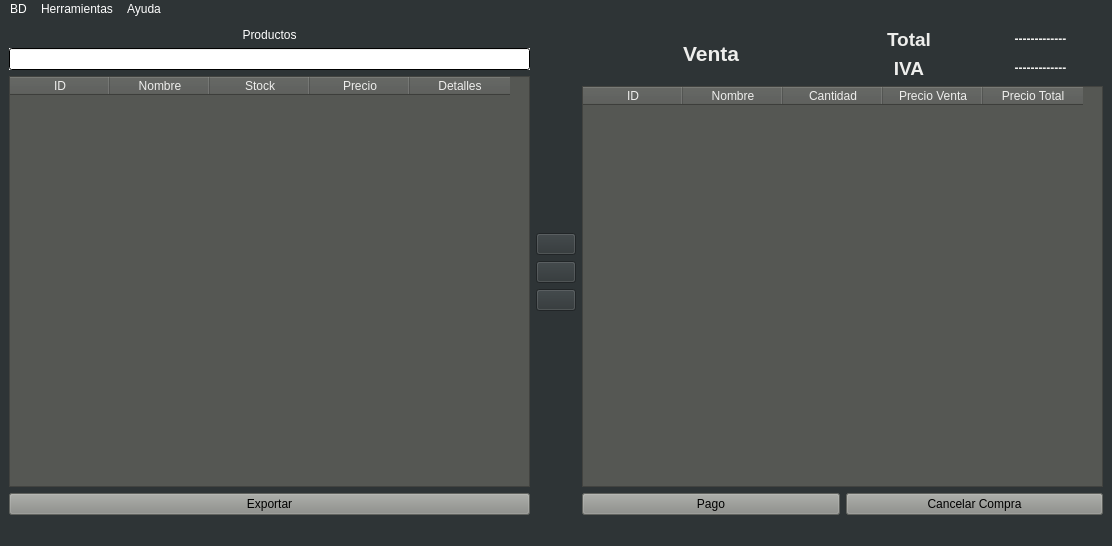
Above: src/ArchivosUi/VentanaPricipalGui.ui from Jonathan-Lara-Hurtado/PuntoDeVentaGallito before the change. Below: the same form after it.
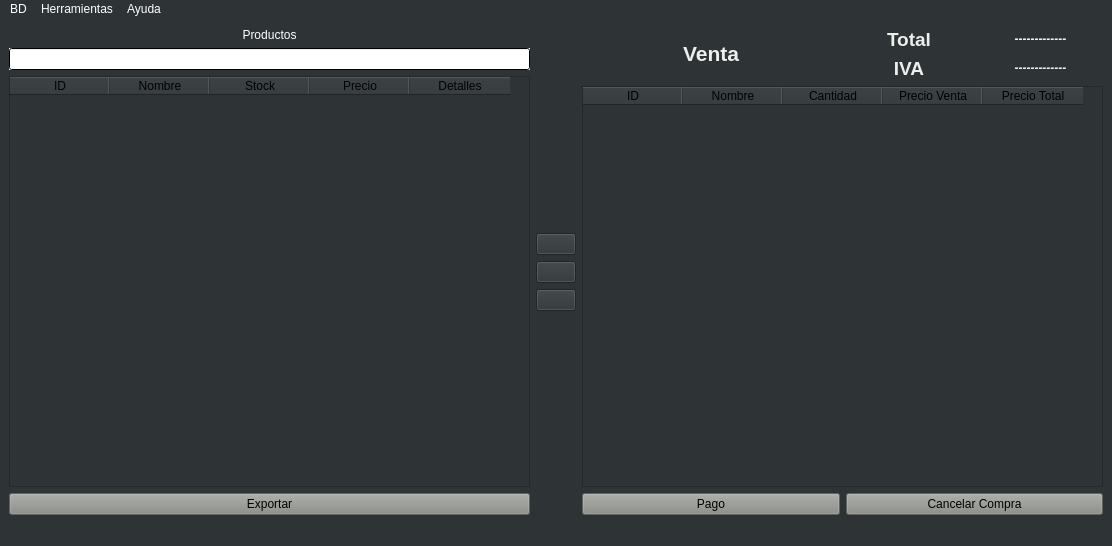
That is the form after the change. Icons and pictures are not drawn.

What changed in the file:
```diff
--- a/src/ArchivosUi/VentanaPricipalGui.ui
+++ b/src/ArchivosUi/VentanaPricipalGui.ui
@@ -46,8 +46,7 @@
         <item>
          <widget class="QTableWidget" name="tablaProductos">
           <property name="styleSheet">
-           <string notr="true">background-color: rgb(85, 87, 83);
-color: rgb(238, 238, 236);</string>
+           <string notr="true"/>
           </property>
           <column>
            <property name="text">
@@ -241,8 +240,7 @@
         <item>
          <widget class="QTableWidget" name="tablaProductosVenta">
           <property name="styleSheet">
-           <string notr="true">background-color: rgb(85, 87, 83);
-color: rgb(238, 238, 236);</string>
+           <string notr="true"/>
           </property>
           <column>
            <property name="text">
```
